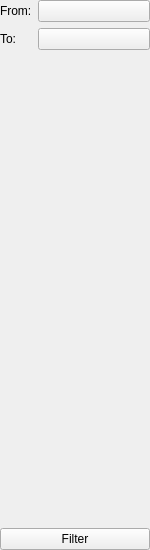
Before: the Qt Designer form SourceCode/TimeMachine/TimeMachineFilter.ui in rhzxg/Revelation, drawn with Qt 5.
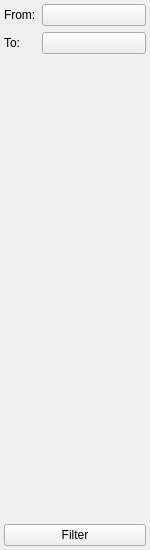
After: the same form once the commit is applied. Custom widgets are drawn as their Qt base class.

Commit message: feat: update kdchart ui

What changed in the file:
```diff
--- a/SourceCode/TimeMachine/TimeMachineFilter.ui
+++ b/SourceCode/TimeMachine/TimeMachineFilter.ui
@@ -15,16 +15,16 @@
   </property>
   <layout class="QGridLayout" name="gridLayout_2">
    <property name="leftMargin">
-    <number>0</number>
+    <number>4</number>
    </property>
    <property name="topMargin">
-    <number>0</number>
+    <number>4</number>
    </property>
    <property name="rightMargin">
-    <number>0</number>
+    <number>4</number>
    </property>
    <property name="bottomMargin">
-    <number>0</number>
+    <number>4</number>
    </property>
    <item row="1" column="0">
     <spacer name="verticalSpacer">
```
The commit also changes 6 other files.
